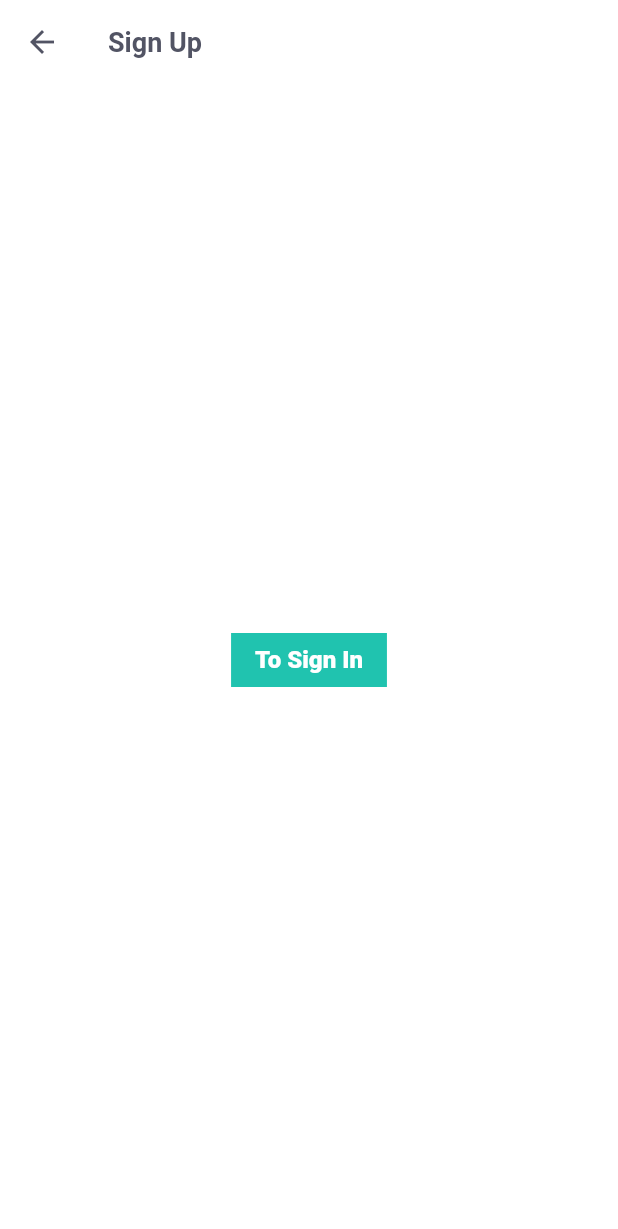
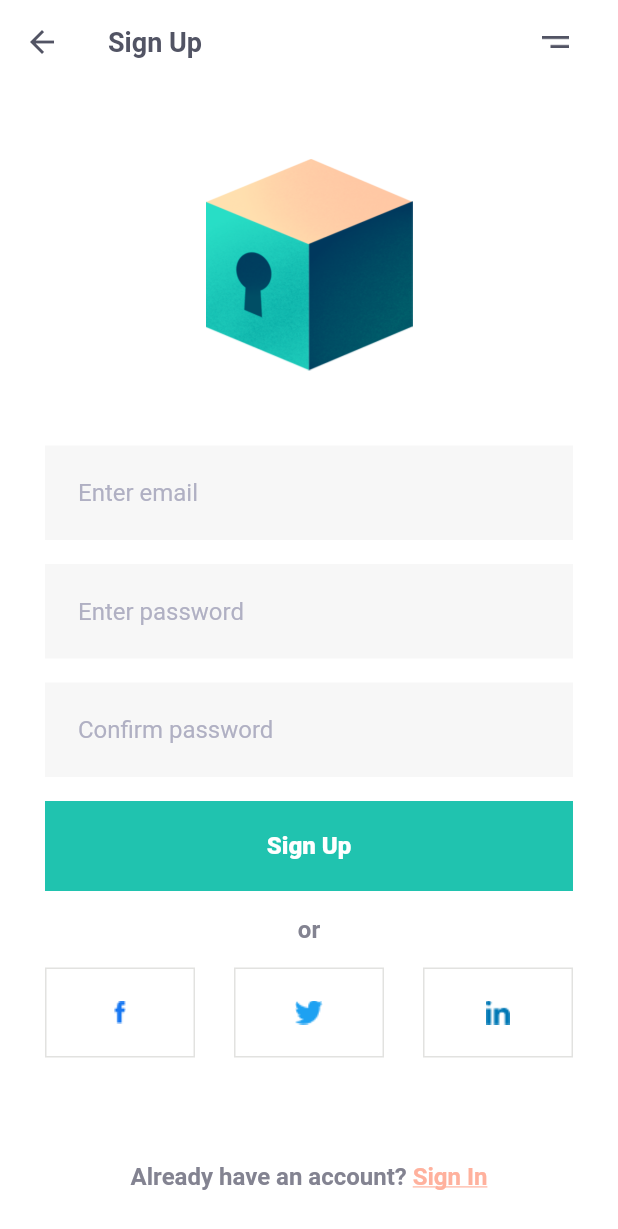
Before and after one commit to vitaliysolomatin/flutter_auth_app, a Flutter app: the SignUpScreen screen opened by its route, on a phone screen of 412 x 824 dp. Shown: the top 1229 px of the screen. Run offline on Flutter 3.47's test engine with Material 2 defaults, Android fonts, the phone set to English and light mode, and no system bars.

Commit message:
added sign up screen ui

```diff
--- a/lib/screens/sign_up_screen.dart
+++ b/lib/screens/sign_up_screen.dart
@@ -1,7 +1,7 @@
 import 'package:flutter/material.dart';
-
 import 'package:auth_app/screens/sign_in_screen.dart';
-import 'package:auth_app/screens/profile_screen.dart';
+import 'package:auth_app/widgets/bottom_link.dart';
+import 'package:auth_app/widgets/sign_up_form.dart';
 
 class SignUpScreen extends StatelessWidget {
   static const path = 'sign_up_screen';
@@ -14,16 +14,44 @@ class SignUpScreen extends StatelessWidget {
     return Scaffold(
       appBar: AppBar(
         title: Text(title),
+        actions: <Widget>[
+          IconButton(
+            icon: Image.asset('assets/images/burger_menu.png'),
+            onPressed: null,
+            padding: EdgeInsets.only(right: 30),
+          ),
+        ],
       ),
-      body: Center(
-        child: ElevatedButton(
-          child: Text('To Sign In'),
-          onPressed: () {
-            Navigator.pushNamed(
-              context,
-              SignInScreen.path,
-            );
-          },
+      body: SafeArea(
+        child: ListView(
+          padding: const EdgeInsets.symmetric(horizontal: 30),
+          children: [
+            Column(
+              crossAxisAlignment: CrossAxisAlignment.center,
+              mainAxisAlignment: MainAxisAlignment.end,
+              children: [
+                Container(
+                  child: Image.asset(
+                    'assets/images/lock_box.png',
+                    width: 138,
+                    height: 141,
+                  ),
+                  margin: EdgeInsets.symmetric(vertical: 50),
+                ),
+                SignUpForm(),
+                Container(
+                  height: 70,
+                ),
+                BottomLink(
+                  leftLabel: 'Already have an account? ',
+                  rightLabel: 'Sign In',
+                  onLinkPress: () {
+                    Navigator.pushNamed(context, SignInScreen.path);
+                  },
+                ),
+              ],
+            ),
+          ],
         ),
       ),
     );
--- /dev/null
+++ b/lib/widgets/sign_up_form.dart
@@ -0,0 +1,49 @@
+import 'package:flutter/material.dart';
+import 'package:auth_app/screens/profile_screen.dart';
+import 'package:auth_app/widgets/filled_text_input.dart';
+import 'package:auth_app/widgets/social_buttons.dart';
+
+class SignUpForm extends StatelessWidget {
+  @override
+  Widget build(BuildContext context) {
+    return Column(
+      children: [
+        Form(
+          child: Column(
+            children: [
+              FilledTextInput(
+                hint: 'Enter email',
+              ),
+              FilledTextInput(
+                hint: 'Enter password',
+              ),
+              FilledTextInput(
+                hint: 'Confirm password',
+              ),
+            ],
+          ),
+        ),
+        SizedBox(
+          width: double.infinity,
+          height: 60,
+          child: ElevatedButton(
+            onPressed: () {
+              Navigator.pushNamed(
+                context,
+                ProfileScreen.path,
+              );
+            },
+            child: Text('Sign Up'),
+          ),
+        ),
+        Container(
+          margin: EdgeInsets.symmetric(
+            vertical: 16,
+          ),
+          child: Text('or'),
+        ),
+        SocialButtons(),
+      ],
+    );
+  }
+}
```
